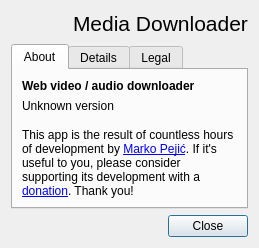
markop404/media-downloader, file src/media_downloader/ui/about_dialog.ui: the form before one commit.
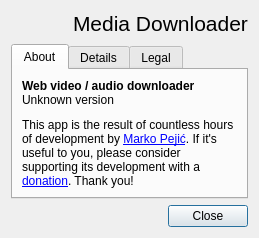
The form after the commit. Icons and pictures are not drawn.

```diff
--- a/src/media_downloader/ui/about_dialog.ui
+++ b/src/media_downloader/ui/about_dialog.ui
@@ -65,6 +65,9 @@
        <string>About</string>
       </attribute>
       <layout class="QVBoxLayout" name="verticalLayout_3">
+       <property name="spacing">
+        <number>0</number>
+       </property>
        <item>
         <widget class="QLabel" name="label_2">
          <property name="font">
@@ -88,9 +91,6 @@
          <property name="text">
           <string>Unknown version</string>
          </property>
-         <property name="alignment">
-          <set>Qt::AlignmentFlag::AlignLeading|Qt::AlignmentFlag::AlignLeft|Qt::AlignmentFlag::AlignTop</set>
-         </property>
          <property name="textInteractionFlags">
           <set>Qt::TextInteractionFlag::LinksAccessibleByMouse|Qt::TextInteractionFlag::TextSelectableByMouse</set>
          </property>
@@ -106,8 +106,8 @@
          </property>
          <property name="sizeHint" stdset="0">
           <size>
-           <width>20</width>
-           <height>7</height>
+           <width>0</width>
+           <height>9</height>
           </size>
          </property>
         </spacer>
@@ -117,9 +117,6 @@
          <property name="text">
           <string>This app is the result of countless hours of development by &lt;a href=&quot;https://markopejic.com&quot;&gt;Marko Pejić&lt;/a&gt;. If it's useful to you, please consider supporting its development with a &lt;a href=&quot;https://downloader.markopejic.com/donate&quot;&gt;donation&lt;/a&gt;. Thank you!</string>
          </property>
-         <property name="alignment">
-          <set>Qt::AlignmentFlag::AlignLeading|Qt::AlignmentFlag::AlignLeft|Qt::AlignmentFlag::AlignTop</set>
-         </property>
          <property name="wordWrap">
           <bool>true</bool>
          </property>
```
Left out of the diff: 3 changed lines with no effect on the pictures.
